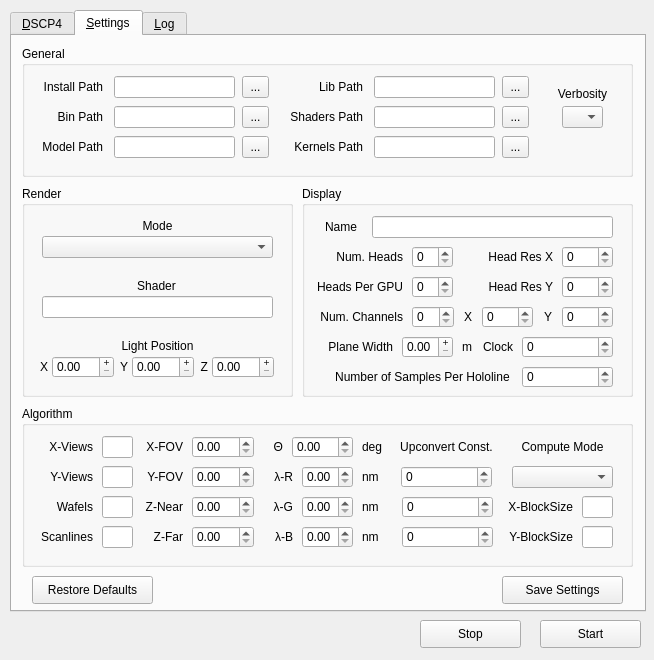
Above: render_algorithms/dscp4/dscp4-qt/ui/mainwindow.ui from itsermo/holovideo-algorithms before the change. Below: the same form after it.
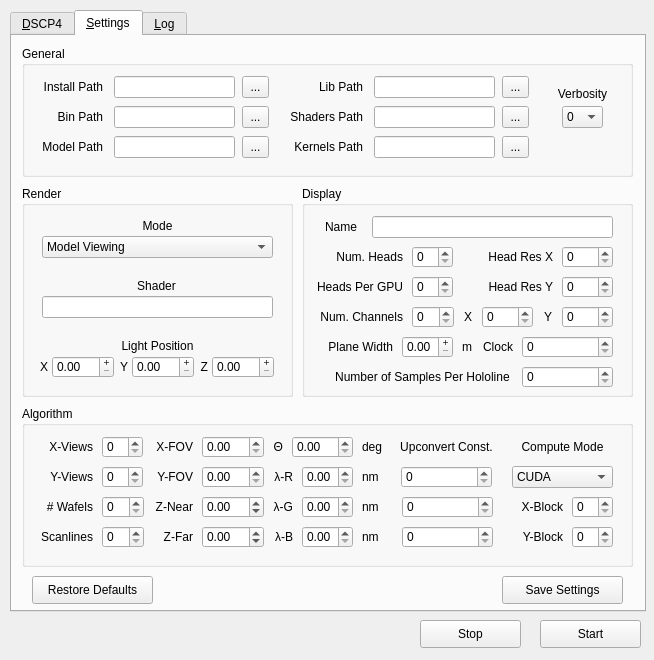
That is the form after the change. The open tabs and pages were chosen to show the change.

Diff of the .ui file:
```diff
--- a/render_algorithms/dscp4/dscp4-qt/ui/mainwindow.ui
+++ b/render_algorithms/dscp4/dscp4-qt/ui/mainwindow.ui
@@ -760,6 +760,44 @@
          <height>22</height>
         </rect>
        </property>
+       <property name="maxVisibleItems">
+        <number>7</number>
+       </property>
+       <item>
+        <property name="text">
+         <string>0</string>
+        </property>
+       </item>
+       <item>
+        <property name="text">
+         <string>1</string>
+        </property>
+       </item>
+       <item>
+        <property name="text">
+         <string>2</string>
+        </property>
+       </item>
+       <item>
+        <property name="text">
+         <string>3</string>
+        </property>
+       </item>
+       <item>
+        <property name="text">
+         <string>4</string>
+        </property>
+       </item>
+       <item>
+        <property name="text">
+         <string>5</string>
+        </property>
+       </item>
+       <item>
+        <property name="text">
+         <string>6</string>
+        </property>
+       </item>
       </widget>
       <widget class="QToolButton" name="browseInputFileButton_2">
        <property name="geometry">
@@ -973,6 +1011,29 @@
          <height>22</height>
         </rect>
        </property>
+       <property name="currentIndex">
+        <number>0</number>
+       </property>
+       <item>
+        <property name="text">
+         <string>Model Viewing</string>
+        </property>
+       </item>
+       <item>
+        <property name="text">
+         <string>Stereogram Viewing</string>
+        </property>
+       </item>
+       <item>
+        <property name="text">
+         <string>Aerial Display</string>
+        </property>
+       </item>
+       <item>
+        <property name="text">
+         <string>Holovideo Fringe Computation</string>
+        </property>
+       </item>
       </widget>
       <widget class="QLineEdit" name="lineEdit_7">
        <property name="geometry">
@@ -1132,88 +1193,30 @@
       <property name="title">
        <string>Algorithm</string>
       </property>
-      <widget class="QLineEdit" name="lineEdit_16">
+      <widget class="QDoubleSpinBox" name="xFOVDoubleSpinBox">
        <property name="geometry">
         <rect>
-         <x>80</x>
+         <x>180</x>
          <y>30</y>
-         <width>31</width>
+         <width>62</width>
          <height>22</height>
         </rect>
        </property>
-       <property name="text">
-        <string/>
+       <property name="maximum">
+        <double>180.000000000000000</double>
        </property>
-       <property name="alignment">
-        <set>Qt::AlignCenter</set>
-       </property>
       </widget>
-      <widget class="QLineEdit" name="lineEdit_17">
+      <widget class="QDoubleSpinBox" name="yFOVDoubleSpinBox">
        <property name="geometry">
         <rect>
-         <x>80</x>
+         <x>180</x>
          <y>60</y>
-         <width>31</width>
-         <height>22</height>
-        </rect>
-       </property>
-       <property name="text">
-        <string/>
-       </property>
-       <property name="alignment">
-        <set>Qt::AlignCenter</set>
-       </property>
-      </widget>
-      <widget class="QLineEdit" name="lineEdit_18">
-       <property name="geometry">
-        <rect>
-         <x>80</x>
-         <y>90</y>
-         <width>31</width>
-         <height>22</height>
-        </rect>
-       </property>
-       <property name="text">
-        <string/>
-       </property>
-       <property name="alignment">
-        <set>Qt::AlignCenter</set>
-       </property>
-      </widget>
-      <widget class="QLineEdit" name="lineEdit_19">
-       <property name="geometry">
-        <rect>
-         <x>80</x>
-         <y>120</y>
-         <width>31</width>
-         <height>22</height>
-        </rect>
-       </property>
-       <property name="text">
-        <string/>
-       </property>
-       <property name="alignment">
-        <set>Qt::AlignCenter</set>
-       </property>
-      </widget>
-      <widget class="QDoubleSpinBox" name="doubleSpinBox_5">
-       <property name="geometry">
-        <rect>
-         <x>170</x>
-         <y>30</y>
          <width>62</width>
          <height>22</height>
         </rect>
        </property>
-      </widget>
-      <widget class="QDoubleSpinBox" name="doubleSpinBox_6">
-       <property name="geometry">
-        <rect>
-         <x>170</x>
-         <y>60</y>
-         <width>62</width>
-         <height>22</height>
-        </rect>
+       <property name="maximum">
+        <double>180.000000000000000</double>
        </property>
       </widget>
       <widget class="QDoubleSpinBox" name="doubleSpinBox_7">
@@ -1339,14 +1342,14 @@
       <widget class="QLabel" name="label_33">
        <property name="geometry">
         <rect>
-         <x>20</x>
+         <x>10</x>
          <y>90</y>
-         <width>51</width>
+         <width>61</width>
          <height>21</height>
         </rect>
        </property>
        <property name="text">
-        <string>Wafels</string>
+        <string># Wafels</string>
        </property>
        <property name="alignment">
         <set>Qt::AlignRight|Qt::AlignTrailing|Qt::AlignVCenter</set>
@@ -1371,7 +1374,7 @@
       <widget class="QLabel" name="label_35">
        <property name="geometry">
         <rect>
-         <x>120</x>
+         <x>130</x>
          <y>30</y>
          <width>41</width>
          <height>21</height>
@@ -1387,7 +1390,7 @@
       <widget class="QLabel" name="label_36">
        <property name="geometry">
         <rect>
-         <x>120</x>
+         <x>130</x>
          <y>60</y>
          <width>41</width>
          <height>21</height>
@@ -1403,9 +1406,9 @@
       <widget class="QLabel" name="label_37">
        <property name="geometry">
         <rect>
-         <x>230</x>
+         <x>241</x>
          <y>30</y>
-         <width>31</width>
+         <width>20</width>
          <height>21</height>
         </rect>
        </property>
@@ -1419,7 +1422,7 @@
       <widget class="QLabel" name="label_38">
        <property name="geometry">
         <rect>
-         <x>120</x>
+         <x>130</x>
          <y>120</y>
          <width>41</width>
          <height>21</height>
@@ -1435,17 +1438,26 @@
       <widget class="QDoubleSpinBox" name="doubleSpinBox_11">
        <property name="geometry">
         <rect>
-         <x>170</x>
+         <x>180</x>
          <y>90</y>
          <width>62</width>
          <height>22</height>
         </rect>
        </property>
+       <property name="minimum">
+        <double>-999999999999.000000000000000</double>
+       </property>
+       <property name="maximum">
+        <double>999999999999.000000000000000</double>
+       </property>
+       <property name="singleStep">
+        <double>0.010000000000000</double>
+       </property>
       </widget>
       <widget class="QLabel" name="label_39">
        <property name="geometry">
         <rect>
-         <x>120</x>
+         <x>130</x>
          <y>90</y>
          <width>41</width>
          <height>21</height>
@@ -1461,12 +1473,21 @@
       <widget class="QDoubleSpinBox" name="doubleSpinBox_12">
        <property name="geometry">
         <rect>
-         <x>170</x>
+         <x>180</x>
          <y>120</y>
          <width>62</width>
          <height>22</height>
         </rect>
        </property>
+       <property name="minimum">
+        <double>-999999999999.000000000000000</double>
+       </property>
+       <property name="maximum">
+        <double>999999999999.000000000000000</double>
+       </property>
+       <property name="singleStep">
+        <double>0.010000000000000</double>
+       </property>
       </widget>
       <widget class="QLabel" name="label_40">
        <property name="geometry">
@@ -1621,69 +1642,137 @@
          <height>22</height>
         </rect>
        </property>
+       <item>
+        <property name="text">
+         <string>CUDA</string>
+        </property>
+       </item>
+       <item>
+        <property name="text">
+         <string>OpenCL</string>
+        </property>
+       </item>
       </widget>
-      <widget class="QLineEdit" name="lineEdit_23">
+      <widget class="QLabel" name="computeXBlockSizeLabel">
        <property name="geometry">
         <rect>
-         <x>560</x>
-         <y>120</y>
-         <width>31</width>
-         <height>22</height>
+         <x>470</x>
+         <y>90</y>
+         <width>71</width>
+         <height>21</height>
         </rect>
        </property>
        <property name="text">
-        <string/>
+        <string>X-Block</string>
        </property>
        <property name="alignment">
-        <set>Qt::AlignCenter</set>
+        <set>Qt::AlignRight|Qt::AlignTrailing|Qt::AlignVCenter</set>
        </property>
       </widget>
-      <widget class="QLineEdit" name="lineEdit_24">
+      <widget class="QLabel" name="computeYBlockSizeLabel">
        <property name="geometry">
         <rect>
-         <x>560</x>
-         <y>90</y>
-         <width>31</width>
-         <height>22</height>
+         <x>470</x>
+         <y>120</y>
+         <width>71</width>
+         <height>21</height>
         </rect>
        </property>
        <property name="text">
-        <string/>
+        <string>Y-Block</string>
        </property>
        <property name="alignment">
-        <set>Qt::AlignCenter</set>
+        <set>Qt::AlignRight|Qt::AlignTrailing|Qt::AlignVCenter</set>
        </property>
       </widget>
-      <widget class="QLabel" name="label_50">
+      <widget class="QSpinBox" name="computeXBlockSizeSpinBox">
        <property name="geometry">
         <rect>
-         <x>480</x>
+         <x>550</x>
          <y>90</y>
-         <width>71</width>
-         <height>21</height>
+         <width>41</width>
+         <height>22</height>
         </rect>
        </property>
-       <property name="text">
-        <string>X-BlockSize</string>
+       <property name="maximum">
+        <number>2048</number>
        </property>
-       <property name="alignment">
-        <set>Qt::AlignRight|Qt::AlignTrailing|Qt::AlignVCenter</set>
+       <property name="value">
+        <number>0</number>
        </property>
       </widget>
-      <widget class="QLabel" name="label_51">
+      <widget class="QSpinBox" name="computeYBlockSizeSpinBox">
        <property name="geometry">
         <rect>
-         <x>480</x>
+         <x>550</x>
          <y>120</y>
-         <width>71</width>
-         <height>21</height>
+         <width>41</width>
+         <height>22</height>
         </rect>
        </property>
-       <property name="text">
-        <string>Y-BlockSize</string>
+       <property name="maximum">
+        <number>2048</number>
        </property>
-       <property name="alignment">
-        <set>Qt::AlignRight|Qt::AlignTrailing|Qt::AlignVCenter</set>
+      </widget>
+      <widget class="QSpinBox" name="numAOMChannelsSpinBox_2">
+       <property name="geometry">
+        <rect>
+         <x>80</x>
+         <y>90</y>
+         <width>42</width>
+         <height>22</height>
+        </rect>
+       </property>
+       <property name="maximum">
+        <number>999999999</number>
+       </property>
+       <property name="value">
+        <number>0</number>
+       </property>
+      </widget>
+      <widget class="QSpinBox" name="numHeadsSpinBox_2">
+       <property name="geometry">
+        <rect>
+         <x>80</x>
+         <y>30</y>
+         <width>41</width>
+         <height>22</height>
+        </rect>
+       </property>
+       <property name="maximum">
+        <number>1024</number>
+       </property>
+       <property name="value">
+        <number>0</number>
+       </property>
+      </widget>
+      <widget class="QSpinBox" name="numHeadsPerGPUSpinBox_2">
+       <property name="geometry">
+        <rect>
+         <x>80</x>
+         <y>60</y>
+         <width>41</width>
+         <height>22</height>
+        </rect>
+       </property>
+       <property name="maximum">
+        <number>1024</number>
+       </property>
+       <property name="value">
+        <number>0</number>
+       </property>
+      </widget>
+      <widget class="QSpinBox" name="numAOMChannelsSpinBox_3">
+       <property name="geometry">
+        <rect>
+         <x>80</x>
+         <y>120</y>
+         <width>42</width>
+         <height>22</height>
+        </rect>
+       </property>
+       <property name="maximum">
+        <number>999999</number>
        </property>
       </widget>
      </widget>
```
Left out of the diff: 545 changed lines with no effect on the pictures.
